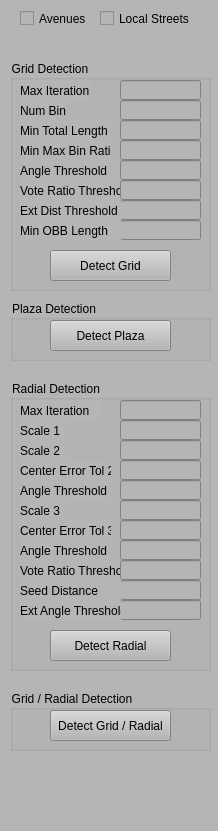
Above: RoadFeatureExplorer/ControlWidget.ui from gnishida/RoadFeatureExplorer before the change. Below: the same form after it.
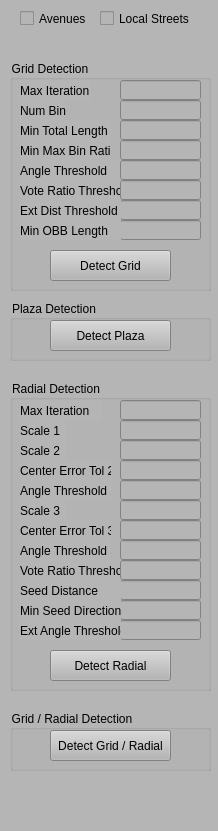
That is the form after the change.

Commit message: Improving Radial detection.

```diff
--- a/RoadFeatureExplorer/ControlWidget.ui
+++ b/RoadFeatureExplorer/ControlWidget.ui
@@ -286,7 +286,7 @@
       <x>10</x>
       <y>380</y>
       <width>201</width>
-      <height>291</height>
+      <height>311</height>
      </rect>
     </property>
     <property name="title">
@@ -296,7 +296,7 @@
      <property name="geometry">
       <rect>
        <x>40</x>
-       <y>250</y>
+       <y>270</y>
        <width>121</width>
        <height>31</height>
       </rect>
@@ -546,7 +546,7 @@
      <property name="geometry">
       <rect>
        <x>110</x>
-       <y>220</y>
+       <y>240</y>
        <width>81</width>
        <height>20</height>
       </rect>
@@ -562,7 +562,7 @@
      <property name="geometry">
       <rect>
        <x>10</x>
-       <y>220</y>
+       <y>240</y>
        <width>101</width>
        <height>21</height>
       </rect>
@@ -600,12 +600,41 @@
       <string>Max Iteration</string>
      </property>
     </widget>
+    <widget class="QLineEdit" name="lineEditRadialMinSeedDirections">
+     <property name="geometry">
+      <rect>
+       <x>110</x>
+       <y>220</y>
+       <width>81</width>
+       <height>20</height>
+      </rect>
+     </property>
+     <property name="text">
+      <string/>
+     </property>
+     <property name="alignment">
+      <set>Qt::AlignRight|Qt::AlignTrailing|Qt::AlignVCenter</set>
+     </property>
+    </widget>
+    <widget class="QLabel" name="label_23">
+     <property name="geometry">
+      <rect>
+       <x>10</x>
+       <y>220</y>
+       <width>101</width>
+       <height>21</height>
+      </rect>
+     </property>
+     <property name="text">
+      <string>Min Seed Directions</string>
+     </property>
+    </widget>
    </widget>
    <widget class="QGroupBox" name="groupBox_7">
     <property name="geometry">
      <rect>
       <x>10</x>
-      <y>690</y>
+      <y>710</y>
       <width>201</width>
       <height>61</height>
      </rect>
```
The commit also changes 27 other files.
